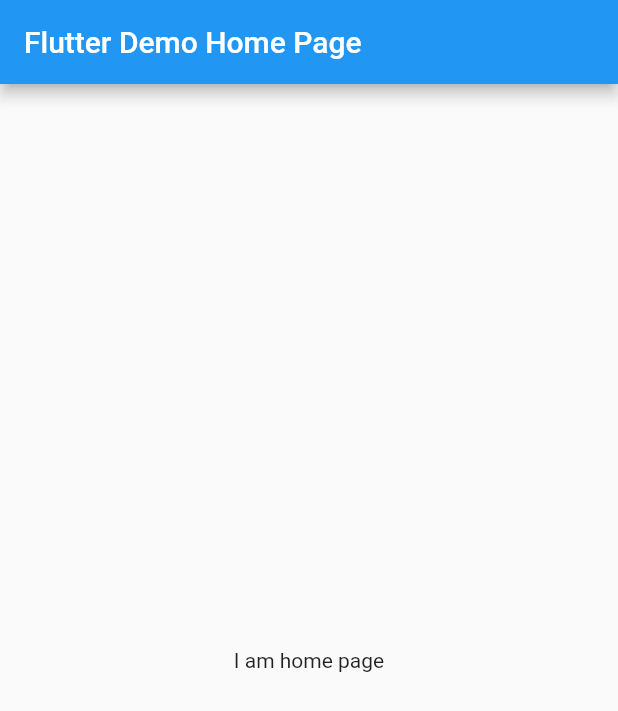
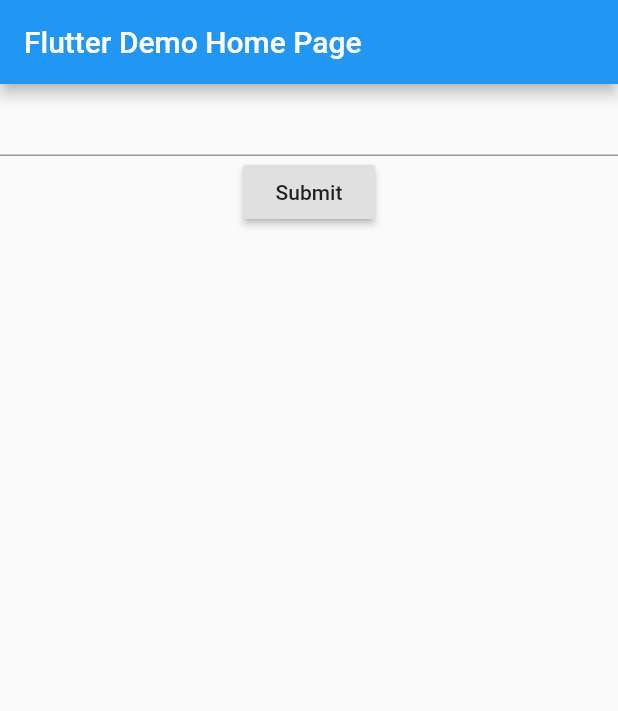
Before and after one commit to pochangl/flutter, a Flutter app: the screen it shows after launch, on a phone screen of 412 x 824 dp. Shown: the top 711 px of the screen. Run offline on Flutter 3.47's test engine with Material 2 defaults, Android fonts, the phone set to English and light mode, and no system bars.

```diff
--- a/lib/main.dart
+++ b/lib/main.dart
@@ -30,8 +30,42 @@ class MyHomePage extends StatelessWidget {
         title: Text(title),
       ),
       body: Center(
-        child: Text('I am home page'),
+        child: MyForm(),
       ),
     );
   }
 }
+
+class MyForm extends StatefulWidget {
+  @override
+  MyFormState createState() => MyFormState();
+}
+
+class MyFormState extends State<MyForm> {
+  final _formKey = GlobalKey<FormState>();
+
+  @override
+  Widget build(BuildContext context) {
+    return Form(
+      key: _formKey,
+      child: Column(
+        children: [
+          TextFormField(
+            validator: (value) {
+              if (value.isEmpty) return 'Please enter some text';
+              return null;
+            }
+          ),
+          RaisedButton(
+            onPressed: () {
+              if (_formKey.currentState.validate()) {
+                Scaffold.of(context).showSnackBar(SnackBar(content: Text('Processing Data')));
+              }
+            },
+            child: Text('Submit'),
+          )
+        ]
+      ),
+    );
+  }
+}
```
